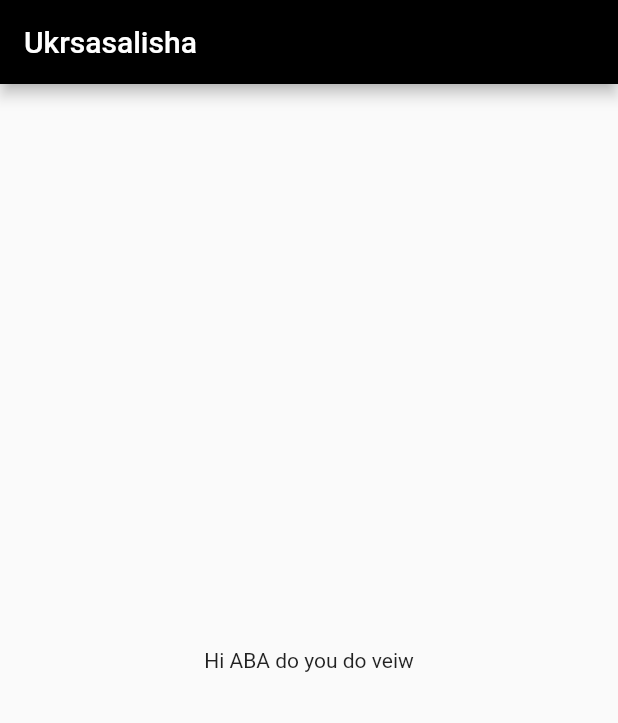
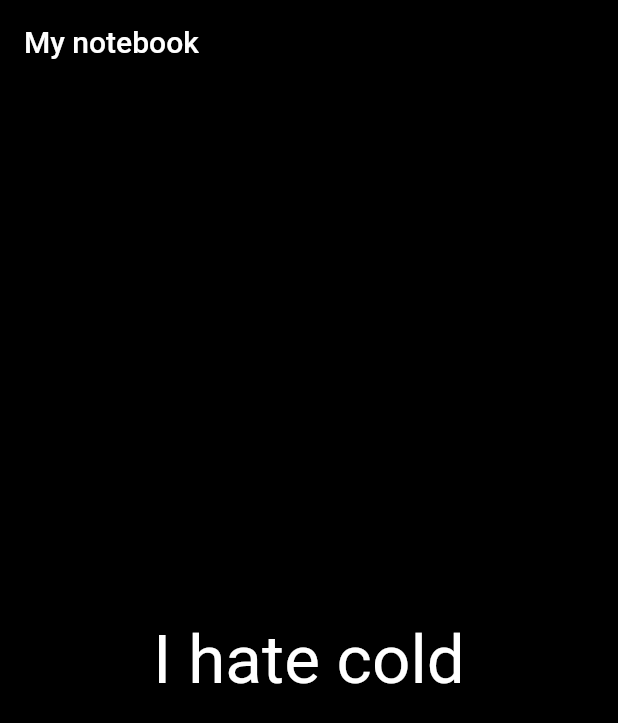
Before and after one commit to Vitaliklisa/vital_app, a Flutter app: the screen it shows after launch, on a phone screen of 412 x 824 dp. Shown: the top 723 px of the screen. Run offline on Flutter 3.47's test engine with Material 2 defaults, Android fonts, the phone set to English and light mode, and no system bars.

Commit message:
new theme

```diff
--- a/lib/ok.dart
+++ b/lib/ok.dart
@@ -1,20 +1,18 @@
 import 'package:flutter/material.dart';
 import 'package:flutter/widgets.dart';
+
 class Ok extends StatelessWidget {
   @override
   Widget build(BuildContext context) {
     return Scaffold(
       appBar: AppBar(
-        title: Text("Ukrsasalisha"),
+        title: Text("My notebook"),
       ),
-      body: Center(
-        child: Column(
-          mainAxisAlignment: MainAxisAlignment.center,
-          children: <Widget>[
-            Text(
-              'Hi ABA do you do veiw',
-            ),
-          ],
+      body: Container(
+        alignment: Alignment.center,
+        color: Color(0xFF000000),
+        child: Text(
+          'I hate cold',style: TextStyle(fontSize: 45.0,color: Color(0xFFFFFFFF)),
         ),
       ),
     );
--- a/lib/vitalik_app.dart
+++ b/lib/vitalik_app.dart
@@ -7,7 +7,7 @@ class VitalikApp extends StatelessWidget {
   @override
   Widget build(BuildContext context) {
     return MaterialApp(
-      title: 'My first beta',
+      title: 'Vital site',
       theme: ThemeData(primarySwatch: AppColors.primarySwatch),
       home: Ok(),
     );
```
